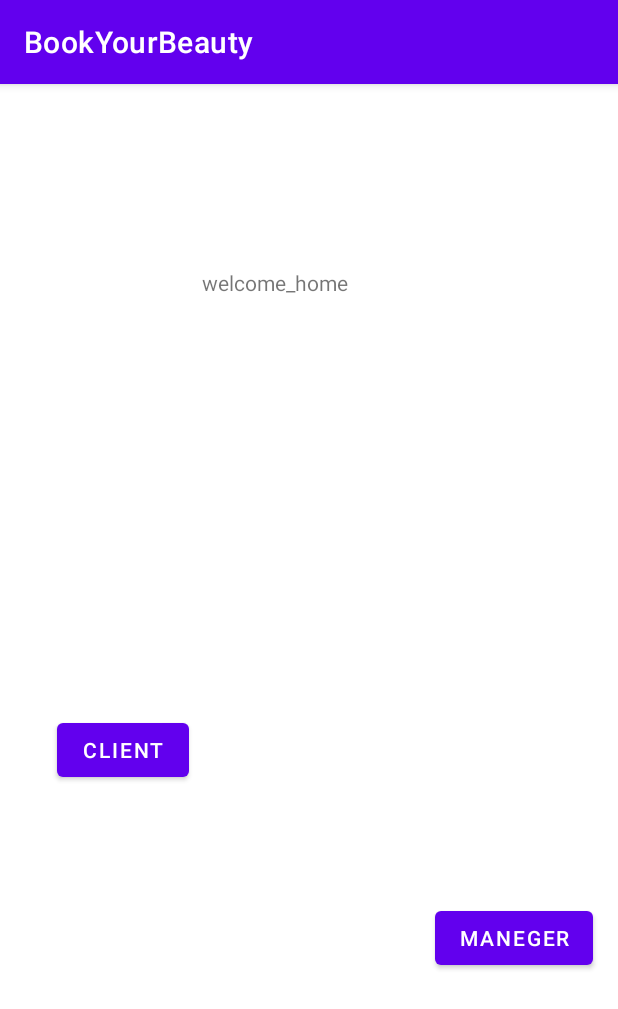
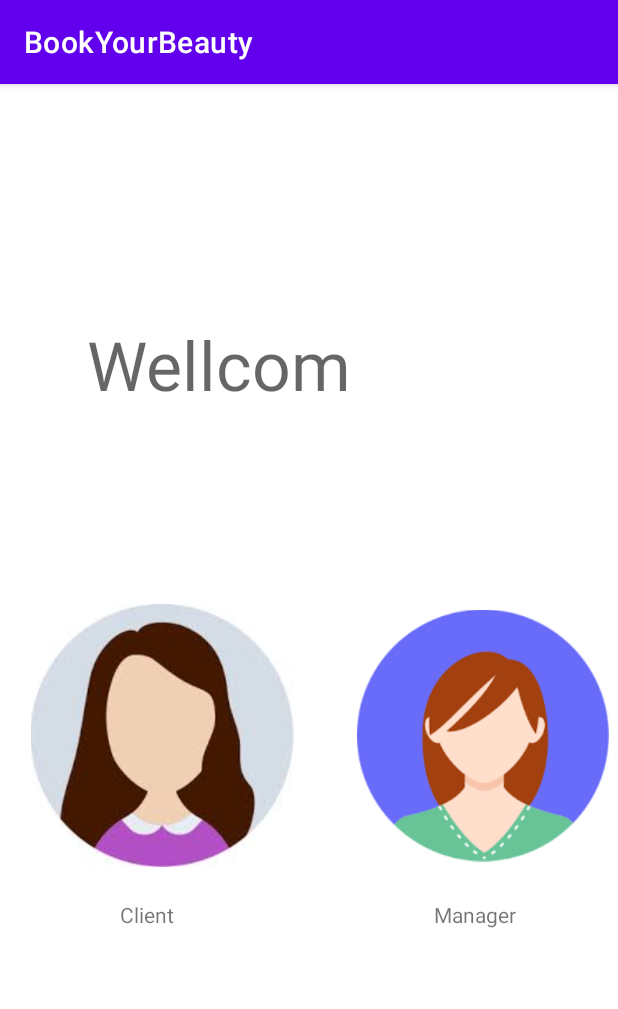
Before and after one commit to RebeccaKakon/BookYourBeautyProject, an Android app: the screen it shows after launch (MainActivity), on a phone screen of 412 x 824 dp. Shown: the top 1009 px of the screen. Run offline under Robolectric (Android 15) with nearby library versions, the phone set to English and light mode, and no system bars.

Commit message:
main activity design

```diff
--- a/app/src/main/java/com/example/bookyourbeauty/MainActivity.java
+++ b/app/src/main/java/com/example/bookyourbeauty/MainActivity.java
@@ -6,29 +6,30 @@ import android.content.Intent;
 import android.os.Bundle;
 import android.view.View;
 import android.widget.Button;
+import android.widget.ImageView;
 import android.widget.TextView;
 
 public class MainActivity extends AppCompatActivity implements View.OnClickListener {
-    Button maneger;
-    Button client;
+    ImageView maneger;
+    ImageView client;
     TextView welcome;
     @Override
     protected void onCreate(Bundle savedInstanceState) {
         super.onCreate(savedInstanceState);
         setContentView(R.layout.activity_main);
-        setButtons();
-        listenButtons();
+        setImageView();
+        listenImageView();
     }
 
-    private void listenButtons() {
+    private void listenImageView() {
         maneger.setOnClickListener(this);
         client.setOnClickListener(this);
     }
 
-    private void setButtons() {
+    private void setImageView() {
         welcome= (TextView)findViewById(R.id.welcome);
-        maneger= (Button) findViewById(R.id.maneger);
-        client= (Button) findViewById(R.id.client);
+        maneger= (ImageView) findViewById(R.id.Manager_imageView);
+        client= (ImageView) findViewById(R.id.Client_imageView);
     }
 
 
--- a/app/src/main/res/layout/activity_main.xml
+++ b/app/src/main/res/layout/activity_main.xml
@@ -6,52 +6,82 @@
     android:layout_height="match_parent"
     tools:context=".MainActivity">
 
-    <Button
-        android:id="@+id/maneger"
-        android:layout_width="wrap_content"
-        android:layout_height="wrap_content"
-        android:layout_marginStart="82dp"
-        android:layout_marginLeft="82dp"
-        android:layout_marginTop="179dp"
-        android:layout_marginEnd="57dp"
-        android:layout_marginRight="57dp"
-        android:layout_marginBottom="246dp"
-        android:text="Maneger"
-        app:layout_constraintBottom_toBottomOf="parent"
-        app:layout_constraintEnd_toEndOf="parent"
-        app:layout_constraintStart_toEndOf="@+id/client"
-        app:layout_constraintTop_toBottomOf="@+id/welcome" />
-
-    <Button
-        android:id="@+id/client"
-        android:layout_width="wrap_content"
-        android:layout_height="wrap_content"
-        android:layout_marginStart="78dp"
-        android:layout_marginLeft="78dp"
-        android:layout_marginTop="179dp"
-        android:layout_marginEnd="82dp"
-        android:layout_marginRight="82dp"
-        android:layout_marginBottom="246dp"
-        android:text="Client"
-        app:layout_constraintBottom_toBottomOf="parent"
-        app:layout_constraintEnd_toStartOf="@+id/maneger"
-        app:layout_constraintStart_toStartOf="parent"
-        app:layout_constraintTop_toBottomOf="@+id/welcome" />
-
     <TextView
-        android:id="@+id/welcome"
-        android:layout_width="164dp"
-        android:layout_height="64dp"
-        android:layout_marginStart="134dp"
-        android:layout_marginLeft="134dp"
-        android:layout_marginTop="194dp"
-        android:layout_marginEnd="113dp"
-        android:layout_marginRight="113dp"
-        android:layout_marginBottom="179dp"
-        android:text="welcome_home"
-        app:layout_constraintBottom_toTopOf="@+id/maneger"
+        android:id="@+id/Wellcom"
+        android:layout_width="296dp"
+        android:layout_height="72dp"
+        android:layout_marginStart="57dp"
+        android:layout_marginLeft="57dp"
+        android:layout_marginTop="138dp"
+        android:layout_marginEnd="58dp"
+        android:layout_marginRight="58dp"
+        android:layout_marginBottom="100dp"
+        android:text="Wellcom"
+        android:textAppearance="@style/TextAppearance.AppCompat.Display2"
+        app:layout_constraintBottom_toTopOf="@+id/Manager_imageView"
         app:layout_constraintEnd_toEndOf="parent"
         app:layout_constraintStart_toStartOf="parent"
         app:layout_constraintTop_toTopOf="parent" />
 
+    <ImageView
+        android:id="@+id/Manager_imageView"
+        android:layout_width="168dp"
+        android:layout_height="175dp"
+        android:layout_marginStart="20dp"
+        android:layout_marginLeft="20dp"
+        android:layout_marginTop="100dp"
+        android:layout_marginEnd="16dp"
+        android:layout_marginRight="16dp"
+        android:layout_marginBottom="246dp"
+        app:layout_constraintBottom_toBottomOf="parent"
+        app:layout_constraintEnd_toEndOf="parent"
+        app:layout_constraintStart_toEndOf="@+id/Client_imageView"
+        app:layout_constraintTop_toBottomOf="@+id/welcome"
+        app:srcCompat="@drawable/manager_image" />
+
+    <ImageView
+        android:id="@+id/Client_imageView"
+        android:layout_width="180dp"
+        android:layout_height="175dp"
+        android:layout_marginStart="27dp"
+        android:layout_marginLeft="27dp"
+        android:layout_marginTop="133dp"
+        android:layout_marginEnd="20dp"
+        android:layout_marginRight="20dp"
+        android:layout_marginBottom="246dp"
+        app:layout_constraintBottom_toBottomOf="parent"
+        app:layout_constraintEnd_toStartOf="@+id/Manager_imageView"
+        app:layout_constraintStart_toStartOf="parent"
+        app:layout_constraintTop_toBottomOf="@+id/welcome"
+        app:srcCompat="@drawable/client_image" />
+
+    <TextView
+        android:id="@+id/Manager_textView"
+        android:layout_width="wrap_content"
+        android:layout_height="wrap_content"
+        android:layout_marginStart="172dp"
+        android:layout_marginLeft="172dp"
+        android:layout_marginTop="22dp"
+        android:layout_marginEnd="67dp"
+        android:layout_marginRight="67dp"
+        android:layout_marginBottom="205dp"
+        android:text="Manager"
+        app:layout_constraintBottom_toBottomOf="parent"
+        app:layout_constraintEnd_toEndOf="parent"
+        app:layout_constraintStart_toEndOf="@+id/Client_textView"
+        app:layout_constraintTop_toBottomOf="@+id/Manager_imageView" />
+
+    <TextView
+        android:id="@+id/Client_textView"
+        android:layout_width="wrap_content"
+        android:layout_height="wrap_content"
+        android:layout_marginStart="80dp"
+        android:layout_marginLeft="80dp"
+        android:layout_marginTop="22dp"
+        android:layout_marginBottom="205dp"
+        android:text="Client"
+        app:layout_constraintBottom_toBottomOf="parent"
+        app:layout_constraintStart_toStartOf="parent"
+        app:layout_constraintTop_toBottomOf="@+id/Client_imageView" />
+
 </androidx.constraintlayout.widget.ConstraintLayout>
```
Also changed, not shown: app/src/main/res/drawable/client_image.jpg (added), app/src/main/res/drawable/manager_image.png (added).
